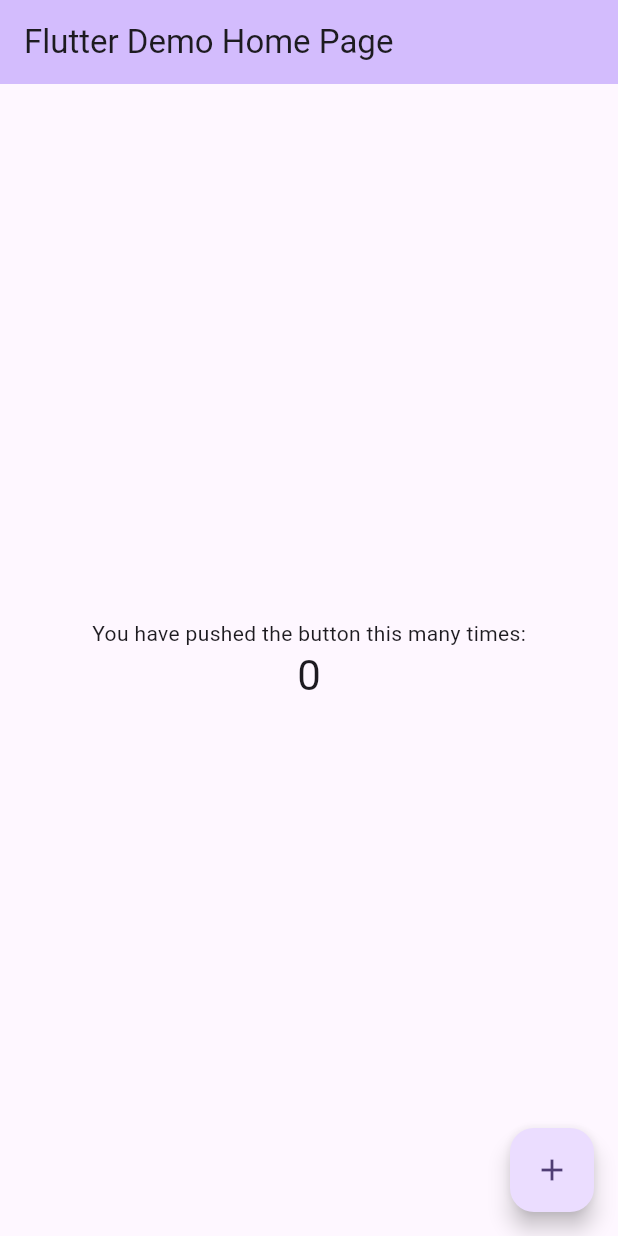
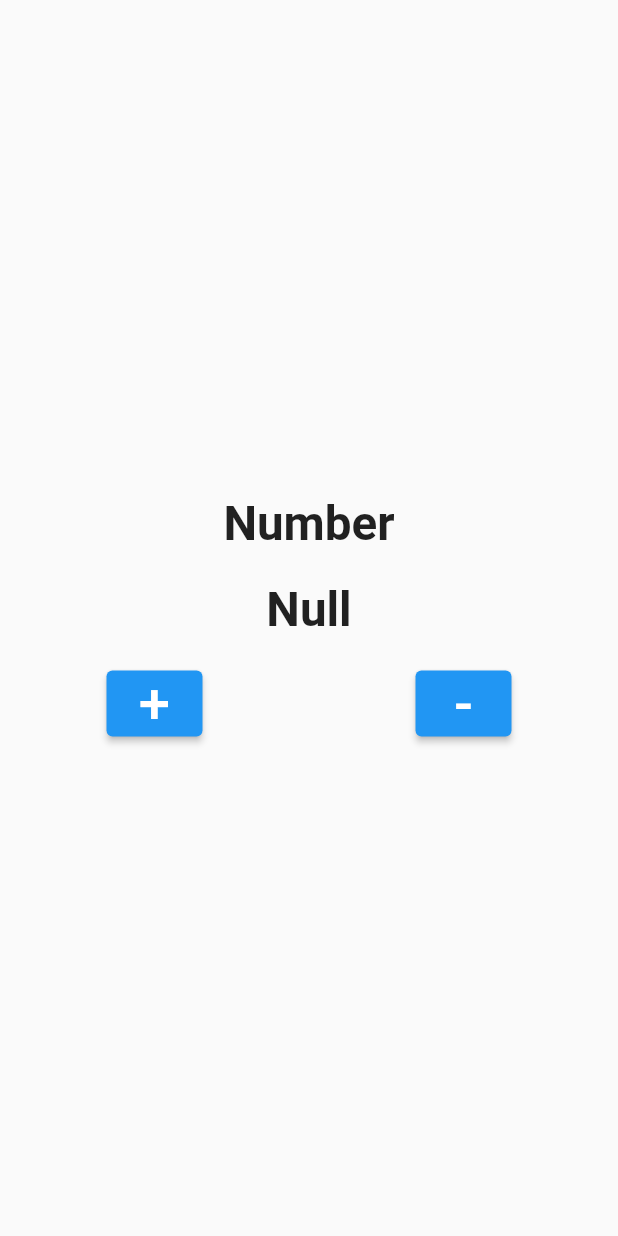
Before and after one commit to MahdiMohammadi-dev/bloctrainapp, a Flutter app: the screen it shows after launch, on a phone screen of 412 x 824 dp. Run offline on Flutter 3.47's test engine with Material 2 defaults, Android fonts, the phone set to English and light mode, and no system bars.

Commit message:
ui Developed

```diff
--- /dev/null
+++ b/lib/CounterApp.dart
@@ -0,0 +1,62 @@
+import 'package:flutter/material.dart';
+
+class CounterApp extends StatefulWidget {
+  const CounterApp({super.key});
+
+  @override
+  State<CounterApp> createState() => _CounterAppState();
+}
+
+class _CounterAppState extends State<CounterApp> {
+  @override
+  Widget build(BuildContext context) {
+    var size = MediaQuery.of(context).size;
+    return MaterialApp(
+      debugShowCheckedModeBanner: false,
+      home: Scaffold(
+        body: Column(
+          mainAxisAlignment: MainAxisAlignment.center,
+          children: [
+            Center(
+              child: Text('Number',
+                  style: TextStyle(
+                      fontSize: size.height / 26, fontWeight: FontWeight.w600)),
+            ),
+            const SizedBox(
+              height: 20,
+            ),
+            Center(
+              child: Text('Null',
+                  style: TextStyle(
+                      fontSize: size.height / 26, fontWeight: FontWeight.w600)),
+            ),
+            SizedBox(
+              height: 20,
+            ),
+            Row(
+              mainAxisAlignment: MainAxisAlignment.spaceAround,
+              children: [
+                ElevatedButton(
+                    onPressed: () {
+                      print('plus clicked!!');
+                    },
+                    child: Text(
+                      '+',
+                      style: TextStyle(fontSize: size.height / 22),
+                    )),
+                ElevatedButton(
+                    onPressed: () {
+                      print('minus clicked!!');
+                    },
+                    child: Text(
+                      '-',
+                      style: TextStyle(fontSize: size.height / 22),
+                    )),
+              ],
+            )
+          ],
+        ),
+      ),
+    );
+  }
+}
--- a/lib/main.dart
+++ b/lib/main.dart
@@ -1,125 +1,15 @@
+import 'package:bloctrainapp/CounterApp.dart';
 import 'package:flutter/material.dart';
 
 void main() {
-  runApp(const MyApp());
+  runApp(const MainApp());
 }
 
-class MyApp extends StatelessWidget {
-  const MyApp({super.key});
-
-  // This widget is the root of your application.
-  @override
-  Widget build(BuildContext context) {
-    return MaterialApp(
-      title: 'Flutter Demo',
-      theme: ThemeData(
-        // This is the theme of your application.
-        //
-        // TRY THIS: Try running your application with "flutter run". You'll see
-        // the application has a blue toolbar. Then, without quitting the app,
-        // try changing the seedColor in the colorScheme below to Colors.green
-        // and then invoke "hot reload" (save your changes or press the "hot
-        // reload" button in a Flutter-supported IDE, or press "r" if you used
-        // the command line to start the app).
-        //
-        // Notice that the counter didn't reset back to zero; the application
-        // state is not lost during the reload. To reset the state, use hot
-        // restart instead.
-        //
-        // This works for code too, not just values: Most code changes can be
-        // tested with just a hot reload.
-        colorScheme: ColorScheme.fromSeed(seedColor: Colors.deepPurple),
-        useMaterial3: true,
-      ),
-      home: const MyHomePage(title: 'Flutter Demo Home Page'),
-    );
-  }
-}
-
-class MyHomePage extends StatefulWidget {
-  const MyHomePage({super.key, required this.title});
-
-  // This widget is the home page of your application. It is stateful, meaning
-  // that it has a State object (defined below) that contains fields that affect
-  // how it looks.
-
-  // This class is the configuration for the state. It holds the values (in this
-  // case the title) provided by the parent (in this case the App widget) and
-  // used by the build method of the State. Fields in a Widget subclass are
-  // always marked "final".
-
-  final String title;
-
-  @override
-  State<MyHomePage> createState() => _MyHomePageState();
-}
-
-class _MyHomePageState extends State<MyHomePage> {
-  int _counter = 0;
-
-  void _incrementCounter() {
-    setState(() {
-      // This call to setState tells the Flutter framework that something has
-      // changed in this State, which causes it to rerun the build method below
-      // so that the display can reflect the updated values. If we changed
-      // _counter without calling setState(), then the build method would not be
-      // called again, and so nothing would appear to happen.
-      _counter++;
-    });
-  }
+class MainApp extends StatelessWidget {
+  const MainApp({super.key});
 
   @override
   Widget build(BuildContext context) {
-    // This method is rerun every time setState is called, for instance as done
-    // by the _incrementCounter method above.
-    //
-    // The Flutter framework has been optimized to make rerunning build methods
-    // fast, so that you can just rebuild anything that needs updating rather
-    // than having to individually change instances of widgets.
-    return Scaffold(
-      appBar: AppBar(
-        // TRY THIS: Try changing the color here to a specific color (to
-        // Colors.amber, perhaps?) and trigger a hot reload to see the AppBar
-        // change color while the other colors stay the same.
-        backgroundColor: Theme.of(context).colorScheme.inversePrimary,
-        // Here we take the value from the MyHomePage object that was created by
-        // the App.build method, and use it to set our appbar title.
-        title: Text(widget.title),
-      ),
-      body: Center(
-        // Center is a layout widget. It takes a single child and positions it
-        // in the middle of the parent.
-        child: Column(
-          // Column is also a layout widget. It takes a list of children and
-          // arranges them vertically. By default, it sizes itself to fit its
-          // children horizontally, and tries to be as tall as its parent.
-          //
-          // Column has various properties to control how it sizes itself and
-          // how it positions its children. Here we use mainAxisAlignment to
-          // center the children vertically; the main axis here is the vertical
-          // axis because Columns are vertical (the cross axis would be
-          // horizontal).
-          //
-          // TRY THIS: Invoke "debug painting" (choose the "Toggle Debug Paint"
-          // action in the IDE, or press "p" in the console), to see the
-          // wireframe for each widget.
-          mainAxisAlignment: MainAxisAlignment.center,
-          children: <Widget>[
-            const Text(
-              'You have pushed the button this many times:',
-            ),
-            Text(
-              '$_counter',
-              style: Theme.of(context).textTheme.headlineMedium,
-            ),
-          ],
-        ),
-      ),
-      floatingActionButton: FloatingActionButton(
-        onPressed: _incrementCounter,
-        tooltip: 'Increment',
-        child: const Icon(Icons.add),
-      ), // This trailing comma makes auto-formatting nicer for build methods.
-    );
+    return CounterApp();
   }
 }
```
Also changed, not shown: lib/Bloc/CounterBloc.dart (added).
